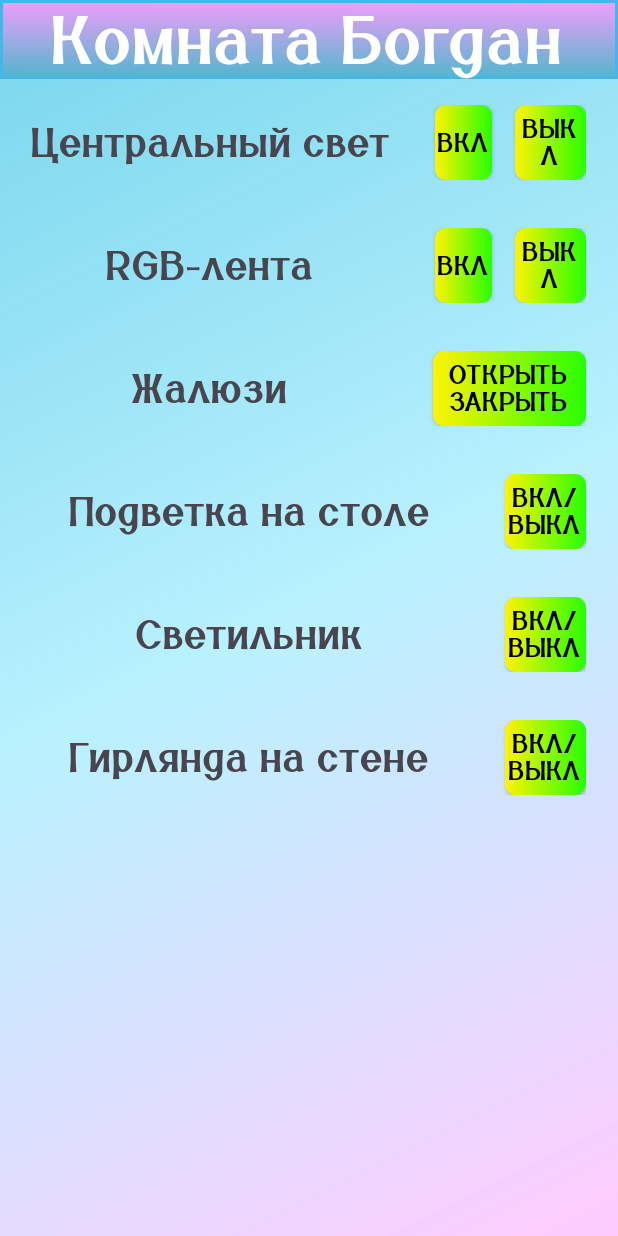
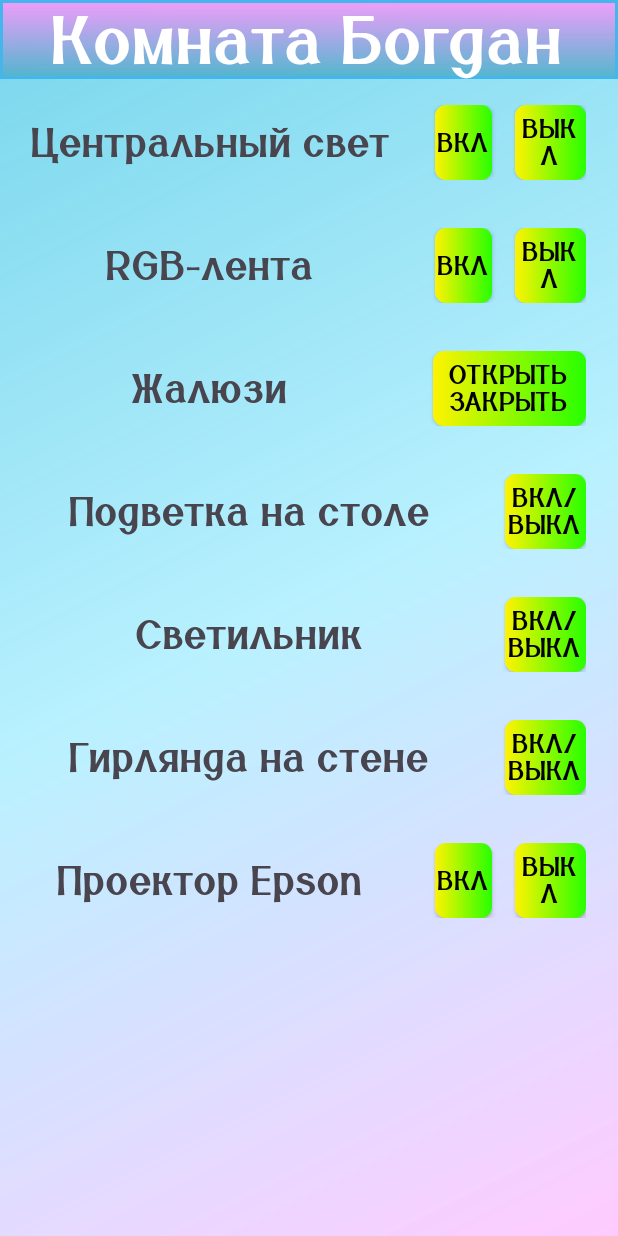
Before and after one commit to Bogdan-Taran/MyApp, an Android app: the ActivityMyRoomBogdan screen opened directly, with no data from a screen before it, on a phone screen of 412 x 824 dp. Run offline under Robolectric (Android 15) with nearby library versions, the phone set to English and light mode, and no system bars.

Commit message:
Again added projector Epson. Added remote controller for RGB-tape

```diff
--- a/app/src/main/res/layout/activity_my_room_bogdan.xml
+++ b/app/src/main/res/layout/activity_my_room_bogdan.xml
@@ -299,6 +299,55 @@
                     android:textSize="@dimen/text_size_of_number_gadgets" />
             </LinearLayout>
 
+            <LinearLayout
+                android:layout_width="match_parent"
+                android:layout_height="50sp"
+                android:orientation="horizontal"
+                android:layout_marginTop="508sp"
+                android:layout_marginStart="15sp"
+                android:layout_marginEnd="20sp"
+                >
+
+                <TextView
+                    android:layout_weight="10"
+                    android:layout_marginEnd="25sp"
+                    android:id="@+id/projector_Epson"
+                    android:layout_width="match_parent"
+                    android:gravity="center"
+                    android:layout_height="match_parent"
+                    android:text="Проектор Epson"
+                    android:textSize="@dimen/text_size_names_of_rooms"
+                    android:fontFamily="@font/beauty_font_rus"
+                    android:background="@drawable/textview_on_click_change_color"
+                    />
+
+                <androidx.appcompat.widget.AppCompatButton
+                    android:layout_marginEnd="15sp"
+                    android:layout_weight="5"
+                    android:id="@+id/projector_Epson_on"
+                    android:layout_width="wrap_content"
+                    android:layout_height="match_parent"
+                    android:layout_gravity="center"
+                    android:background="@drawable/button_change_color_on_off"
+                    android:fontFamily="@font/beauty_font_rus"
+                    android:text="Вкл"
+                    android:textColor="@color/black"
+                    android:textSize="@dimen/text_size_of_number_gadgets" />
+
+                <androidx.appcompat.widget.AppCompatButton
+                    android:layout_weight="4"
+                    android:id="@+id/projector_Epson_off"
+                    android:layout_width="wrap_content"
+                    android:layout_height="match_parent"
+                    android:background="@drawable/button_change_color_on_off"
+                    android:fontFamily="@font/beauty_font_rus"
+                    android:gravity="center"
+                    android:text="Выкл"
+                    android:textColor="@color/black"
+                    android:textSize="@dimen/text_size_of_number_gadgets" />
+
+            </LinearLayout>
+
 
 
 
```
